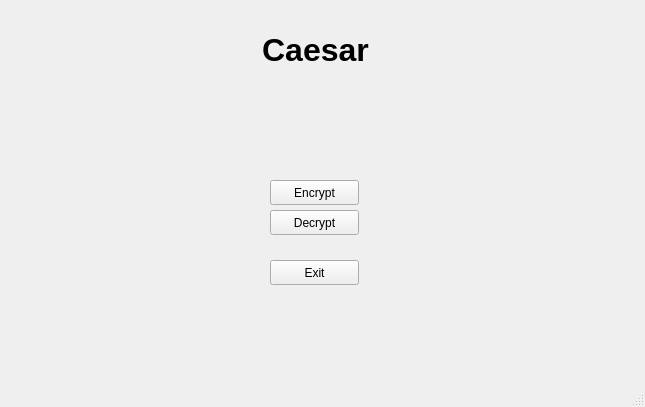
Daedalus48/Caesar, file caesar.ui: the form before one commit.
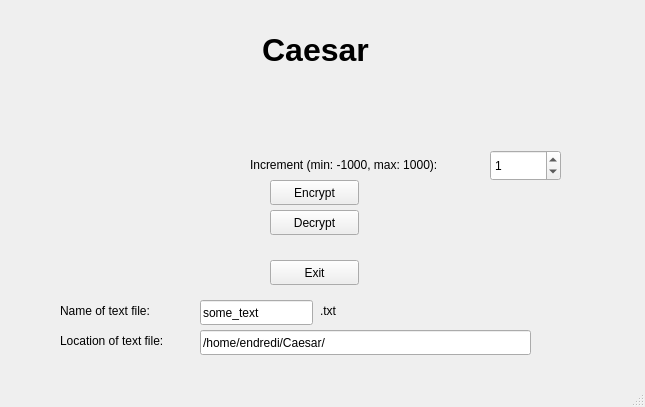
The form after the commit.

Commit message: getting user input from gui

```diff
--- a/caesar.ui
+++ b/caesar.ui
@@ -66,6 +66,103 @@
      <string>Exit</string>
     </property>
    </widget>
+   <widget class="QLineEdit" name="fileLocation">
+    <property name="geometry">
+     <rect>
+      <x>200</x>
+      <y>330</y>
+      <width>331</width>
+      <height>25</height>
+     </rect>
+    </property>
+    <property name="text">
+     <string>/home/endredi/Caesar/</string>
+    </property>
+   </widget>
+   <widget class="QLineEdit" name="fileName">
+    <property name="geometry">
+     <rect>
+      <x>200</x>
+      <y>300</y>
+      <width>113</width>
+      <height>25</height>
+     </rect>
+    </property>
+    <property name="text">
+     <string>some_text</string>
+    </property>
+   </widget>
+   <widget class="QLabel" name="label_file_name">
+    <property name="geometry">
+     <rect>
+      <x>60</x>
+      <y>300</y>
+      <width>141</width>
+      <height>21</height>
+     </rect>
+    </property>
+    <property name="text">
+     <string>Name of text file:</string>
+    </property>
+   </widget>
+   <widget class="QLabel" name="label_file_location">
+    <property name="geometry">
+     <rect>
+      <x>60</x>
+      <y>330</y>
+      <width>141</width>
+      <height>21</height>
+     </rect>
+    </property>
+    <property name="text">
+     <string>Location of text file:</string>
+    </property>
+   </widget>
+   <widget class="QLabel" name="label_txt">
+    <property name="geometry">
+     <rect>
+      <x>320</x>
+      <y>301</y>
+      <width>61</width>
+      <height>20</height>
+     </rect>
+    </property>
+    <property name="text">
+     <string>.txt</string>
+    </property>
+   </widget>
+   <widget class="QLabel" name="label_increment">
+    <property name="geometry">
+     <rect>
+      <x>250</x>
+      <y>149</y>
+      <width>241</width>
+      <height>31</height>
+     </rect>
+    </property>
+    <property name="text">
+     <string>Increment (min: -1000, max: 1000):</string>
+    </property>
+   </widget>
+   <widget class="QSpinBox" name="increment">
+    <property name="geometry">
+     <rect>
+      <x>490</x>
+      <y>150</y>
+      <width>71</width>
+      <height>31</height>
+     </rect>
+    </property>
+    <property name="minimum">
+     <number>-1000</number>
+    </property>
+    <property name="maximum">
+     <number>1000</number>
+    </property>
+    <property name="value">
+     <number>1</number>
+    </property>
+   </widget>
   </widget>
   <widget class="QMenuBar" name="menubar">
    <property name="geometry">
```
The commit also changes 3 other files.
